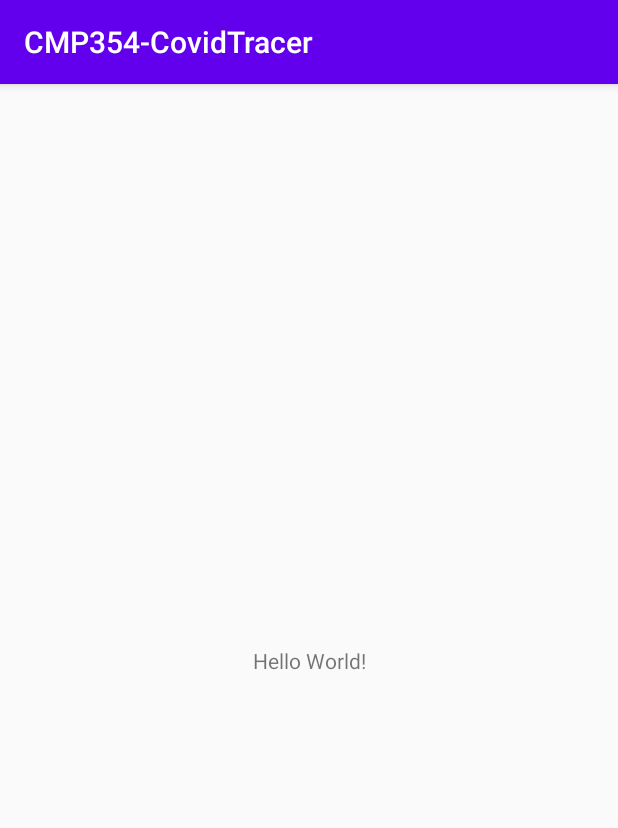
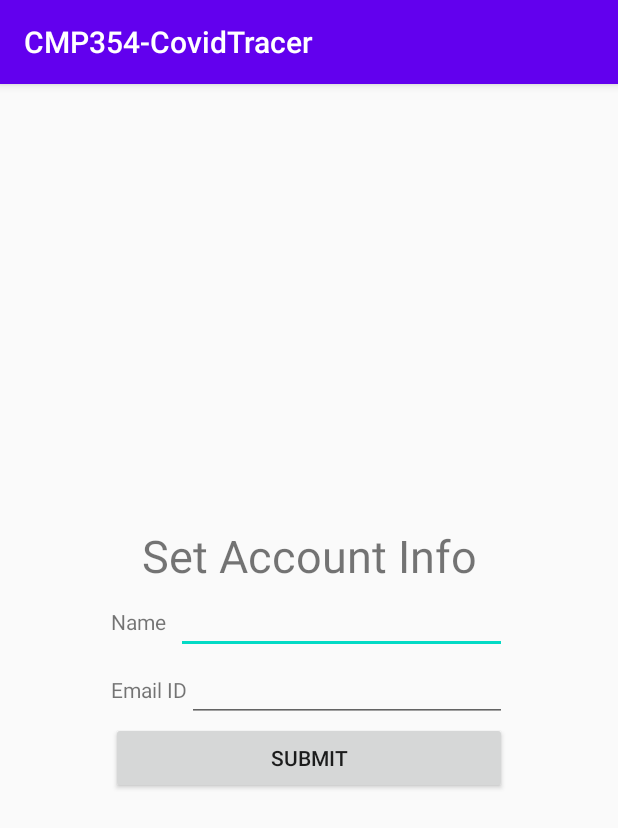
Before and after one commit to AHB99/covid-tracer-app-cmp354, an Android app: the screen it shows after launch (MainActivity), on a phone screen of 412 x 824 dp. Shown: the top 828 px of the screen. Run offline under Robolectric (Android 15) with nearby library versions, the phone set to English and light mode, and no system bars; our stand-ins replace Firebase (no records; nobody signed in at launch, a user with empty details on screens opened directly).

Commit message:
Added account creation
Login+Home screen layouts

```diff
--- a/app/src/main/AndroidManifest.xml
+++ b/app/src/main/AndroidManifest.xml
@@ -9,6 +9,7 @@
         android:roundIcon="@mipmap/ic_launcher_round"
         android:supportsRtl="true"
         android:theme="@style/AppTheme">
+        <activity android:name=".HomeActivity"></activity>
         <activity android:name=".MainActivity">
             <intent-filter>
                 <action android:name="android.intent.action.MAIN" />
--- a/app/src/main/java/com/example/cmp354_covidtracer/MainActivity.java
+++ b/app/src/main/java/com/example/cmp354_covidtracer/MainActivity.java
@@ -2,7 +2,11 @@ package com.example.cmp354_covidtracer;
 
 import androidx.appcompat.app.AppCompatActivity;
 
+import android.content.Intent;
+import android.content.SharedPreferences;
 import android.os.Bundle;
+import android.view.View;
+import android.widget.EditText;
 import android.widget.Toast;
 
 import com.google.firebase.database.DataSnapshot;
@@ -13,30 +17,66 @@ import com.google.firebase.database.ValueEventListener;
 
 public class MainActivity extends AppCompatActivity {
 
+    EditText etName, etEmailId;
+    SharedPreferences sharedPreferences;
+    FirebaseDatabase database = FirebaseDatabase.getInstance();
+
     @Override
     protected void onCreate(Bundle savedInstanceState) {
         super.onCreate(savedInstanceState);
         setContentView(R.layout.activity_main);
 
-        FirebaseDatabase database = FirebaseDatabase.getInstance();
-        DatabaseReference myRef = database.getReference("Users");
+        etName = (EditText) findViewById(R.id.etName);
+        etEmailId = (EditText) findViewById(R.id.etEmailId);
+        sharedPreferences = getSharedPreferences("sharedPrefs", MODE_PRIVATE);
 
-        myRef.child("User1").setValue(new Users("Johnathan"));
+//        //If account already set
+//        if (!sharedPreferences.getString("userEmailId", "").equals("")){
+//            Intent intent = new Intent(this, HomeActivity.class);
+//            startActivity(intent);
+//        }
 
-        // Read from the database
-        myRef.addValueEventListener(new ValueEventListener() {
-            @Override
-            public void onDataChange(DataSnapshot dataSnapshot) {
-
-                Users value = dataSnapshot.child("User1").getValue(Users.class);
-                Toast.makeText(MainActivity.this, value.getName(), Toast.LENGTH_SHORT).show();
-            }
-
-            @Override
-            public void onCancelled(DatabaseError error) {
-                // Failed to read value
-            }
-        });
+//
+//        DatabaseReference myRef = database.getReference("Users");
+//
+//        myRef.child("User1").setValue(new Users("Johnathan"));
+//
+//        // Read from the database
+//        myRef.addValueEventListener(new ValueEventListener() {
+//            @Override
+//            public void onDataChange(DataSnapshot dataSnapshot) {
+//
+//                Users value = dataSnapshot.child("User1").getValue(Users.class);
+//                Toast.makeText(MainActivity.this, value.getName(), Toast.LENGTH_SHORT).show();
+//            }
+//
+//            @Override
+//            public void onCancelled(DatabaseError error) {
+//                // Failed to read value
+//            }
+//        });
 
     }
+
+    public void onSubmitClicked(View view){
+
+        //TODO: Check for uniqueness
+        //TODO: Check if empty
+
+        String userName = etName.getText().toString();
+        String userEmailId = etEmailId.getText().toString();
+
+        SharedPreferences.Editor editor = sharedPreferences.edit();
+        editor.putString("userName", userName);
+        editor.putString("userEmailId", userEmailId);
+        editor.commit();
+
+        Users newUser = new Users(userName,userEmailId, false);
+        DatabaseReference myRef = database.getReference("Users");
+        DatabaseReference newUserReference =myRef.push();
+        newUserReference.setValue(newUser);
+
+        Intent intent = new Intent(this, HomeActivity.class);
+        startActivity(intent);
+    }
 }
--- a/app/src/main/res/layout/activity_main.xml
+++ b/app/src/main/res/layout/activity_main.xml
@@ -1,18 +1,91 @@
 <?xml version="1.0" encoding="utf-8"?>
-<androidx.constraintlayout.widget.ConstraintLayout xmlns:android="http://schemas.android.com/apk/res/android"
+<TableLayout xmlns:android="http://schemas.android.com/apk/res/android"
     xmlns:app="http://schemas.android.com/apk/res-auto"
     xmlns:tools="http://schemas.android.com/tools"
     android:layout_width="match_parent"
     android:layout_height="match_parent"
+    android:gravity="center"
     tools:context=".MainActivity">
 
-    <TextView
-        android:layout_width="wrap_content"
-        android:layout_height="wrap_content"
-        android:text="Hello World!"
-        app:layout_constraintBottom_toBottomOf="parent"
-        app:layout_constraintLeft_toLeftOf="parent"
-        app:layout_constraintRight_toRightOf="parent"
-        app:layout_constraintTop_toTopOf="parent" />
+    <TableRow
+        android:layout_width="match_parent"
+        android:layout_height="match_parent"
+        android:gravity="center_horizontal">
 
-</androidx.constraintlayout.widget.ConstraintLayout>
+        <TextView
+            android:id="@+id/textView"
+            android:layout_width="wrap_content"
+            android:layout_height="wrap_content"
+            android:foregroundGravity="center"
+            android:gravity="center"
+            android:text="Set Account Info"
+            android:textSize="30sp" />
+    </TableRow>
+
+    <TableRow
+        android:layout_width="match_parent"
+        android:layout_height="match_parent"
+        android:gravity="center_horizontal">
+
+        <LinearLayout
+            android:layout_width="match_parent"
+            android:layout_height="match_parent"
+            android:orientation="horizontal">
+
+            <TextView
+                android:id="@+id/textView2"
+                android:layout_width="wrap_content"
+                android:layout_height="wrap_content"
+                android:layout_weight="1"
+                android:text="Name" />
+
+            <EditText
+                android:id="@+id/etName"
+                android:layout_width="wrap_content"
+                android:layout_height="wrap_content"
+                android:layout_weight="1"
+                android:ems="10"
+                android:inputType="textPersonName" />
+        </LinearLayout>
+    </TableRow>
+
+    <TableRow
+        android:layout_width="match_parent"
+        android:layout_height="match_parent"
+        android:gravity="center_horizontal">
+
+        <LinearLayout
+            android:layout_width="match_parent"
+            android:layout_height="match_parent"
+            android:orientation="horizontal">
+
+            <TextView
+                android:id="@+id/textView3"
+                android:layout_width="wrap_content"
+                android:layout_height="wrap_content"
+                android:layout_weight="1"
+                android:text="Email ID" />
+
+            <EditText
+                android:id="@+id/etEmailId"
+                android:layout_width="wrap_content"
+                android:layout_height="wrap_content"
+                android:layout_weight="1"
+                android:ems="10"
+                android:inputType="textPersonName" />
+        </LinearLayout>
+    </TableRow>
+
+    <TableRow
+        android:layout_width="match_parent"
+        android:layout_height="match_parent"
+        android:gravity="center_horizontal">
+
+        <Button
+            android:id="@+id/btnSubmit"
+            android:layout_width="wrap_content"
+            android:layout_height="wrap_content"
+            android:onClick="onSubmitClicked"
+            android:text="Submit" />
+    </TableRow>
+</TableLayout>
```
Also changed, not shown: app/src/main/java/com/example/cmp354_covidtracer/HomeActivity.java (added, +25 -0 lines), app/src/main/java/com/example/cmp354_covidtracer/Users.java (+23 -4 lines), app/src/main/res/layout/activity_home.xml (added, +50 -0 lines).
